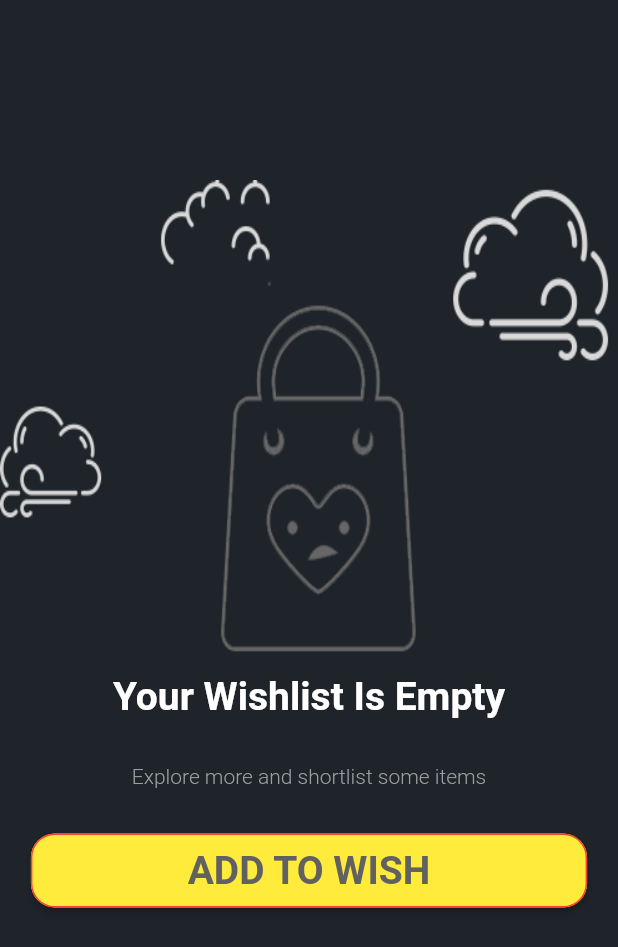
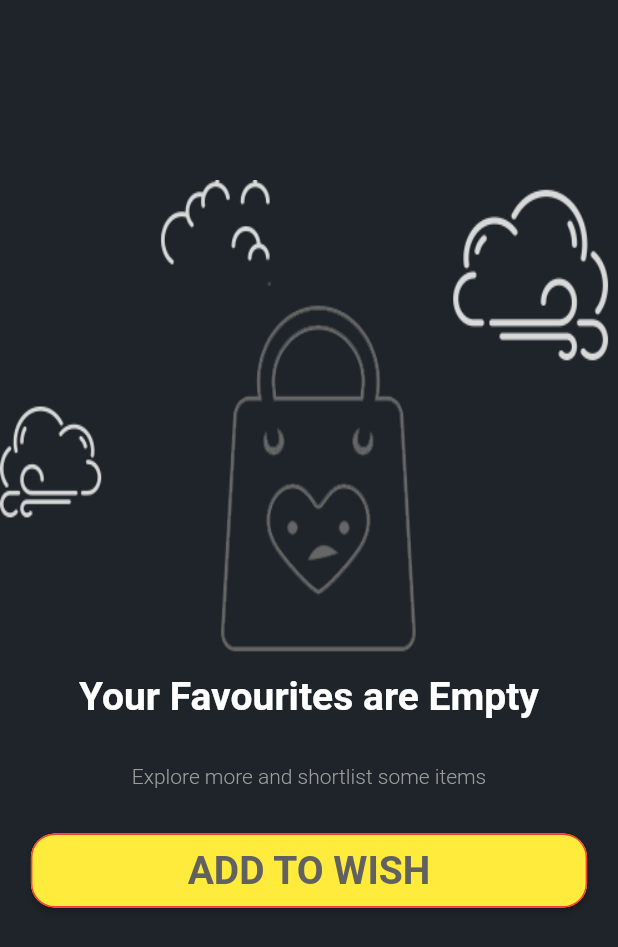
Before and after one commit to hassan-zafar/meditation_alive-Video-app, a Flutter app: the WishlistScreen screen opened by its route, on a phone screen of 412 x 824 dp. Shown: the top 947 px of the screen. Run offline on Flutter 3.47's test engine with Material 2 defaults, Android fonts, the phone set to English and light mode, and no system bars; our stand-ins replace badges, better_player, bot_toast, cached_network_image, cloud_firestore, file_picker and 16 more; missing offline and left inert: list_tile_switch; accounts and stored records are empty; network calls fail.

Commit message:
added like functionality

```diff
--- a/lib/models/favs_attr.dart
+++ b/lib/models/favs_attr.dart
@@ -5,6 +5,7 @@
   final String? title;
   final String? videoUrl;
   final String? imageUrl;
+  final String? category;
 
-  FavsAttr({this.id, this.title, this.videoUrl, this.imageUrl});
+  FavsAttr({this.id, this.title, this.videoUrl, this.imageUrl, this.category});
 }
--- a/lib/provider/favs_provider.dart
+++ b/lib/provider/favs_provider.dart
@@ -8,8 +8,8 @@
     return {..._favsItems};
   }
 
-  void addAndRemoveFromFav(
-      String productId, String videoUrl, String title, String imageUrl) {
+  void addAndRemoveFromFav(String productId, String videoUrl, String title,
+      String imageUrl, String category) {
     if (_favsItems.containsKey(productId)) {
       removeItem(productId);
     } else {
@@ -19,6 +19,7 @@
               id: DateTime.now().toString(),
               title: title,
               videoUrl: videoUrl,
+              category: category,
               imageUrl: imageUrl));
     }
     notifyListeners();
--- a/lib/provider/user_info.dart
+++ b/lib/provider/user_info.dart
@@ -166,7 +166,7 @@
                             .pushNamed(WishlistScreen.routeName),
                         splashColor: Colors.red,
                         child: ListTile(
-                          title: Text('Wishlist'),
+                          title: Text('Favourites'),
                           trailing: Icon(Icons.chevron_right_rounded),
                           leading: Icon(MyAppIcons.wishlist),
                         ),
--- a/lib/screens/videoPage.dart
+++ b/lib/screens/videoPage.dart
@@ -8,7 +8,7 @@
 
 class VideoPage extends StatefulWidget {
   final Product? product;
-  VideoPage({this.product});
+  VideoPage({required this.product});
   @override
   _VideoPageState createState() => _VideoPageState();
 }
--- a/lib/widgets/feedsdialog.dart
+++ b/lib/widgets/feedsdialog.dart
@@ -50,10 +50,12 @@
                         0,
                         () => {
                               favsProvider.addAndRemoveFromFav(
-                                  productId,
-                                  prodAttr.videoUrl!,
-                                  prodAttr.title!,
-                                  prodAttr.imageUrl!),
+                                productId,
+                                prodAttr.videoUrl!,
+                                prodAttr.title!,
+                                prodAttr.imageUrl!,
+                                prodAttr.productCategoryName!,
+                              ),
                               Navigator.canPop(context)
                                   ? Navigator.pop(context)
                                   : null
@@ -112,8 +114,8 @@
 
     List<String> _texts = [
       favs.getFavsItems.containsKey(productId)
-          ? 'In wishlist'
-          : 'Add to wishlist',
+          ? 'In Favourties'
+          : 'Add to Favourites',
       'View product',
       // cart.getCartItems.containsKey(productId) ? 'In Cart ' : 'Add to cart',
     ];
--- a/lib/wishlist/wishlist.dart
+++ b/lib/wishlist/wishlist.dart
@@ -16,13 +16,13 @@
         ? Scaffold(body: WishlistEmpty())
         : Scaffold(
             appBar: AppBar(
-              title: Text('Wishlist (${favsProvider.getFavsItems.length})'),
+              title: Text('Favourites (${favsProvider.getFavsItems.length})'),
               actions: [
                 IconButton(
                   onPressed: () {
                     globalMethods.showDialogg(
-                        'Clear wishlist!',
-                        'Your wishlist will be cleared!',
+                        'Clear favourites!',
+                        'Your favourites will be cleared!',
                         () => favsProvider.clearFavs(),
                         context);
                     // cartProvider.clearCart();
--- a/lib/wishlist/wishlist_empty.dart
+++ b/lib/wishlist/wishlist_empty.dart
@@ -24,7 +24,7 @@
             ),
           ),
           Text(
-            'Your Wishlist Is Empty',
+            'Your Favourites are Empty',
             textAlign: TextAlign.center,
             style: TextStyle(
                 color: Theme.of(context).textSelectionColor,
--- a/lib/wishlist/wishlist_full.dart
+++ b/lib/wishlist/wishlist_full.dart
@@ -61,7 +61,7 @@
                             height: 20.0,
                           ),
                           Text(
-                            "\$ ${favsAttr.videoUrl}",
+                            "${favsAttr.category}",
                             style: TextStyle(
                                 fontWeight: FontWeight.bold, fontSize: 18.0),
                           ),
@@ -100,7 +100,7 @@
             onPressed: () => {
                   globalMethods.showDialogg(
                       'Remove wish!',
-                      'This product will be removed from your wishlist!',
+                      'This product will be removed from your favourites!',
                       () => favsProvider.removeItem(productId),
                       context),
                 }),
```
Also changed, not shown: lib/screens/homePage.dart (+8 -2 lines), lib/widgets/video_widget.dart (+10 -7 lines).
